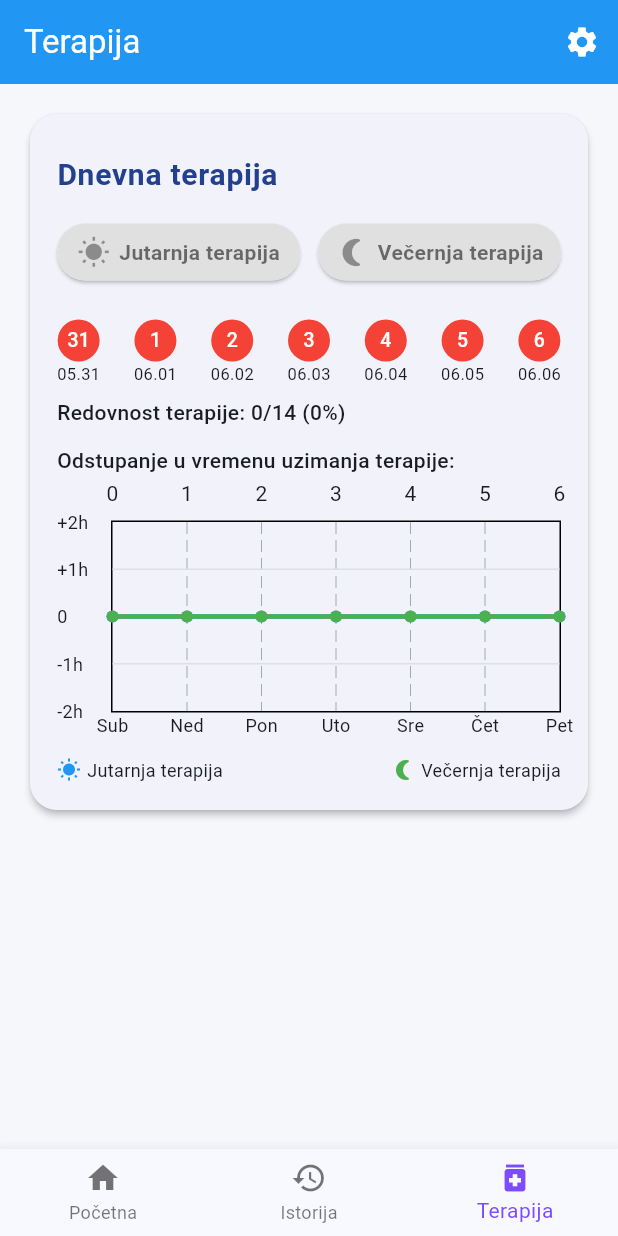
After one commit to haadith/aura, a Flutter app: the screen it shows after launch, item 3 of the bottom bar chosen, on a phone screen of 412 x 824 dp. The commit adds this screen. Run offline on Flutter 3.47's test engine with Material 3 defaults, Android fonts, the phone set to English and light mode, and no system bars; drawn by our look-alikes of fl_chart; our stand-ins replace another_flushbar, device_info_plus, flutter_slidable, geolocator, permission_handler, shared_preferences and 1 more; missing offline and left inert: health; accounts and stored records are empty.

Commit message:
feat: unapređen ekran za terapiju (UI, chart, logika, header) i konsolidovan dizajn aplikacije

```diff
--- a/lib/screens/evidence_screen.dart
+++ b/lib/screens/evidence_screen.dart
@@ -48,10 +48,6 @@ class _EvidenceScreenState extends State<EvidenceScreen> {
       appBar: AppBar(
         title: const Text("Evidencija napada"),
         actions: [
-          IconButton(
-            icon: const Icon(Icons.refresh),
-            onPressed: _refreshHealthData,
-          ),
           IconButton(
             icon: const Icon(Icons.settings),
             onPressed: () {
--- a/lib/screens/main_navigator.dart
+++ b/lib/screens/main_navigator.dart
@@ -4,6 +4,7 @@ import 'test_screen.dart';
 import 'history_screen.dart';
 import '../state/app_state.dart';
 import 'evidence_screen.dart';
+import 'terapija_screen.dart';
 
 
 class MainNavigator extends StatefulWidget {
@@ -20,20 +21,22 @@ class _MainNavigatorState extends State<MainNavigator> {
   Widget build(BuildContext context) {
     final showTest = context.watch<AppState>().showTestTab;
 
-    // If the test tab is disabled while it was active, reset to the first tab
-    if (!showTest && _currentIndex >= 2) {
+    // Ako je test tab isključen i korisnik je na test tabu, resetuj na početnu
+    if (!showTest && _currentIndex >= 3) {
       _currentIndex = 0;
     }
 
     final screens = [
       const EvidenceScreen(),
       const HistoryScreen(),
+      const TerapijaScreen(),
       if (showTest) const TestScreen(),
     ];
 
     final items = [
       const BottomNavigationBarItem(icon: Icon(Icons.home), label: 'Početna'),
       const BottomNavigationBarItem(icon: Icon(Icons.history), label: 'Istorija'),
+      const BottomNavigationBarItem(icon: Icon(Icons.medication), label: 'Terapija'),
       if (showTest)
         const BottomNavigationBarItem(icon: Icon(Icons.science), label: 'Test'),
     ];
--- /dev/null
+++ b/lib/screens/terapija_screen.dart
@@ -0,0 +1,324 @@
+import 'package:flutter/material.dart';
+import 'package:provider/provider.dart';
+import '../state/therapy_state.dart';
+import 'package:fl_chart/fl_chart.dart';
+import 'settings_screen.dart';
+
+
+
+class TerapijaScreen extends StatelessWidget {
+  const TerapijaScreen({super.key});
+
+  @override
+  Widget build(BuildContext context) {
+    return Scaffold(
+      appBar: AppBar(
+        title: const Text("Terapija"),
+        actions: [
+          IconButton(
+            icon: const Icon(Icons.settings),
+            onPressed: () {
+              Navigator.push(
+                context,
+                MaterialPageRoute(builder: (context) => const SettingsScreen()),
+              );
+            },
+          ),
+        ],
+      ),
+
+      backgroundColor: const Color(0xFFF6F7FB),
+      body: Consumer<TherapyState>(
+        builder: (context, therapyState, child) {
+          final morning = therapyState.getTodayEntry(TherapyType.morning);
+          final evening = therapyState.getTodayEntry(TherapyType.evening);
+          return SingleChildScrollView(
+            padding: const EdgeInsets.all(16),
+            child: Card(
+              shape: RoundedRectangleBorder(borderRadius: BorderRadius.circular(18)),
+              elevation: 2,
+              child: Padding(
+                padding: const EdgeInsets.all(18),
+                child: Column(
+                  crossAxisAlignment: CrossAxisAlignment.stretch,
+                  children: [
+                    const SizedBox(height: 8),
+                    const Text(
+                      'Dnevna terapija',
+                      style: TextStyle(
+                        color: Color(0xFF23408E),
+                        fontWeight: FontWeight.bold,
+                        fontSize: 20,
+                        letterSpacing: 0.5,
+                      ),
+                      textAlign: TextAlign.left,
+                    ),
+                    const SizedBox(height: 18),
+                    Row(
+                      mainAxisAlignment: MainAxisAlignment.spaceEvenly,
+                      children: [
+                        _TherapyButton(
+                          label: 'Jutarnja terapija',
+                          icon: Icons.wb_sunny,
+                          isActive: morning != null,
+                          onPressed: () {
+                            if (morning == null) {
+                              therapyState.addEntry(TherapyEntry(
+                                dateTime: DateTime.now(),
+                                type: TherapyType.morning,
+                              ));
+                            } else {
+                              therapyState.deleteTodayEntry(TherapyType.morning);
+                            }
+                          },
+                          time: morning != null ? _formatTime(morning.dateTime) : null,
+                        ),
+                        const SizedBox(width: 12),
+                        _TherapyButton(
+                          label: 'Večernja terapija',
+                          icon: Icons.nightlight_round,
+                          isActive: evening != null,
+                          onPressed: () {
+                            if (evening == null) {
+                              therapyState.addEntry(TherapyEntry(
+                                dateTime: DateTime.now(),
+                                type: TherapyType.evening,
+                              ));
+                            } else {
+                              therapyState.deleteTodayEntry(TherapyType.evening);
+                            }
+                          },
+                          time: evening != null ? _formatTime(evening.dateTime) : null,
+                        ),
+                      ],
+                    ),
+                    const SizedBox(height: 18),
+                    _TherapyHistory(),
+                  ],
+                ),
+              ),
+            ),
+          );
+        },
+      ),
+    );
+  }
+
+  static String _formatTime(DateTime dt) {
+    return dt.hour.toString().padLeft(2, '0') + ':' + dt.minute.toString().padLeft(2, '0');
+  }
+}
+
+class _TherapyButton extends StatelessWidget {
+  final String label;
+  final IconData icon;
+  final bool isActive;
+  final VoidCallback onPressed;
+  final String? time;
+
+  const _TherapyButton({
+    required this.label,
+    required this.icon,
+    required this.isActive,
+    required this.onPressed,
+    this.time,
+  });
+
+  @override
+  Widget build(BuildContext context) {
+    final Color activeColor = Colors.green;
+    return Expanded(
+      child: Column(
+        children: [
+          Material(
+            elevation: isActive ? 3 : 1,
+            borderRadius: BorderRadius.circular(24),
+            child: InkWell(
+              borderRadius: BorderRadius.circular(24),
+              onTap: onPressed,
+              child: Container(
+                padding: const EdgeInsets.symmetric(vertical: 8, horizontal: 4),
+                decoration: BoxDecoration(
+                  color: isActive ? activeColor : Colors.grey[300],
+                  borderRadius: BorderRadius.circular(24),
+                  boxShadow: [
+                    if (isActive)
+                      BoxShadow(
+                        color: Colors.black.withOpacity(0.08),
+                        blurRadius: 6,
+                        offset: const Offset(0, 2),
+                      ),
+                  ],
+                ),
+                child: Row(
+                  mainAxisAlignment: MainAxisAlignment.center,
+                  children: [
+                    Icon(icon, color: isActive ? Colors.white : Colors.black38, size: 22),
+                    const SizedBox(width: 6),
+                    Text(
+                      label,
+                      style: TextStyle(
+                        color: isActive ? Colors.white : Colors.black54,
+                        fontSize: 14,
+                        fontWeight: FontWeight.w600,
+                      ),
+                    ),
+                  ],
+                ),
+              ),
+            ),
+          ),
+          if (time != null)
+            Padding(
+              padding: const EdgeInsets.only(top: 4.0),
+              child: Text(time!, style: TextStyle(color: activeColor, fontWeight: FontWeight.bold, fontSize: 15)),
+            ),
+        ],
+      ),
+    );
+  }
+}
+
+class _TherapyHistory extends StatelessWidget {
+  @override
+  Widget build(BuildContext context) {
+    return FutureBuilder<List<TherapyEntry>>(
+      future: Provider.of<TherapyState>(context, listen: false).getLastNDaysEntries(7),
+      builder: (context, snapshot) {
+        final days = List.generate(7, (i) {
+          final date = DateTime.now().subtract(Duration(days: 6 - i));
+          return date;
+        });
+        final entries = snapshot.data ?? [];
+        Map<String, TherapyEntry?> morningMap = {for (var d in days) d.toIso8601String().substring(0, 10): null};
+        Map<String, TherapyEntry?> eveningMap = {for (var d in days) d.toIso8601String().substring(0, 10): null};
+        for (var e in entries) {
+          final key = e.dateTime.toIso8601String().substring(0, 10);
+          if (e.type == TherapyType.morning) morningMap[key] = e;
+          if (e.type == TherapyType.evening) eveningMap[key] = e;
+        }
+        // Redovnost
+        int total = 14;
+        int taken = morningMap.values.where((e) => e != null).length + eveningMap.values.where((e) => e != null).length;
+        double percent = (taken / total * 100).roundToDouble();
+        return Column(
+          crossAxisAlignment: CrossAxisAlignment.start,
+          children: [
+            const SizedBox(height: 8),
+            Row(
+              mainAxisAlignment: MainAxisAlignment.spaceBetween,
+              children: days.map((d) {
+                final key = d.toIso8601String().substring(0, 10);
+                final morning = morningMap[key];
+                final evening = eveningMap[key];
+                Color color;
+                if ((morning != null && evening != null)) {
+                  color = Colors.green;
+                } else if (morning != null || evening != null) {
+                  color = Colors.orange;
+                } else {
+                  color = Colors.red;
+                }
+                return Column(
+                  children: [
+                    CircleAvatar(radius: 14, backgroundColor: color, child: Text('${d.day}', style: const TextStyle(color: Colors.white, fontSize: 13))),
+                    Text('${d.month.toString().padLeft(2, '0')}.${d.day.toString().padLeft(2, '0')}', style: const TextStyle(fontSize: 11)),
+                  ],
+                );
+              }).toList(),
+            ),
+            const SizedBox(height: 8),
+            Text('Redovnost terapije: $taken/$total (${percent.toInt()}%)', style: const TextStyle(fontWeight: FontWeight.w500)),
+            const SizedBox(height: 12),
+            Text('Odstupanje u vremenu uzimanja terapije:', style: const TextStyle(fontWeight: FontWeight.w500)),
+            SizedBox(
+              height: 180,
+              child: LineChart(
+                LineChartData(
+                  gridData: FlGridData(show: true, horizontalInterval: 60, getDrawingHorizontalLine: (value) => FlLine(color: Colors.grey[300], strokeWidth: 1)),
+                  titlesData: FlTitlesData(
+                    leftTitles: AxisTitles(
+                      sideTitles: SideTitles(
+                        showTitles: true,
+                        reservedSize: 36,
+                        getTitlesWidget: (value, meta) {
+                          if (value == 120) return const Text('+2h', style: TextStyle(fontSize: 12));
+                          if (value == 60) return const Text('+1h', style: TextStyle(fontSize: 12));
+                          if (value == 0) return const Text('0', style: TextStyle(fontSize: 12));
+                          if (value == -60) return const Text('-1h', style: TextStyle(fontSize: 12));
+                          if (value == -120) return const Text('-2h', style: TextStyle(fontSize: 12));
+                          return const SizedBox();
+                        },
+                        interval: 60,
+                      ),
+                    ),
+                    bottomTitles: AxisTitles(
+                      sideTitles: SideTitles(
+                        showTitles: true,
+                        getTitlesWidget: (value, meta) {
+                          int idx = value.toInt();
+                          if (idx < 0 || idx > 6) return const SizedBox();
+                          final d = days[idx];
+                          const daysShort = ['Pon', 'Uto', 'Sre', 'Čet', 'Pet', 'Sub', 'Ned'];
+                          return Text(daysShort[d.weekday - 1], style: const TextStyle(fontSize: 12));
+                        },
+                        interval: 1,
+                      ),
+                    ),
+                    rightTitles: AxisTitles(sideTitles: SideTitles(showTitles: false)),
+                  ),
+                  minY: -120,
+                  maxY: 120,
+                  lineBarsData: [
+                    LineChartBarData(
+                      spots: List.generate(7, (i) {
+                        final d = days[i];
+                        final entry = morningMap[d.toIso8601String().substring(0, 10)];
+                        double diff = 0;
+                        if (entry != null) {
+                          diff = entry.dateTime.difference(DateTime(d.year, d.month, d.day, 8, 0)).inMinutes.toDouble();
+                          if (diff > 120) diff = 120;
+                          if (diff < -120) diff = -120;
+                        }
+                        return FlSpot(i.toDouble(), diff);
+                      }),
+                      isCurved: true,
+                      color: Colors.blue,
+                      barWidth: 3,
+                      dotData: FlDotData(show: true),
+                    ),
+                    LineChartBarData(
+                      spots: List.generate(7, (i) {
+                        final d = days[i];
+                        final entry = eveningMap[d.toIso8601String().substring(0, 10)];
+                        double diff = 0;
+                        if (entry != null) {
+                          diff = entry.dateTime.difference(DateTime(d.year, d.month, d.day, 20, 0)).inMinutes.toDouble();
+                          if (diff > 120) diff = 120;
+                          if (diff < -120) diff = -120;
+                        }
+                        return FlSpot(i.toDouble(), diff);
+                      }),
+                      isCurved: true,
+                      color: Colors.green,
+                      barWidth: 3,
+                      dotData: FlDotData(show: true),
+                    ),
+                  ],
+                ),
+              ),
+            ),
+            const SizedBox(height: 8),
+            Row(
+              mainAxisAlignment: MainAxisAlignment.spaceBetween,
+              children: const [
+                Row(children: [Icon(Icons.wb_sunny, color: Colors.blue, size: 16), SizedBox(width: 4), Text('Jutarnja terapija', style: TextStyle(fontSize: 12))]),
+                Row(children: [Icon(Icons.nightlight_round, color: Colors.green, size: 16), SizedBox(width: 4), Text('Večernja terapija', style: TextStyle(fontSize: 12))]),
+              ],
+            ),
+          ],
+        );
+      },
+    );
+  }
+}
```
Also changed, not shown: lib/main.dart (+6 -2 lines), lib/state/therapy_state.dart (added, +113 -0 lines), 7 other files.
